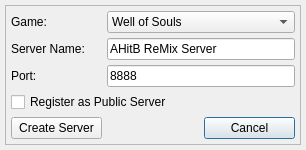
Qt form ui/createinstance.ui (StarixWoS/ReMix) before a commit.
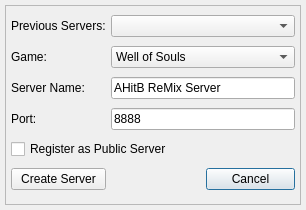
The same form after that commit.

Commit message: Change: All server settings are now accessed globally instead of server-based. Change: Automatically refresh the Settings Dialog with the currently selected server's Rules and Messages tabs. Change: Add the ability to re-load previous servers from file.

```diff
--- a/ui/createinstance.ui
+++ b/ui/createinstance.ui
@@ -7,7 +7,7 @@
     <x>0</x>
     <y>0</y>
     <width>306</width>
-    <height>148</height>
+    <height>210</height>
    </rect>
   </property>
   <property name="windowTitle">
@@ -53,7 +53,7 @@
       <property name="spacing">
        <number>5</number>
       </property>
-      <item row="1" column="0">
+      <item row="2" column="0">
        <widget class="QLabel" name="label_2">
         <property name="maximumSize">
          <size>
@@ -66,14 +66,47 @@
         </property>
        </widget>
       </item>
-      <item row="2" column="1" colspan="2">
+      <item row="3" column="1" colspan="2">
        <widget class="QLineEdit" name="portNumber">
         <property name="text">
          <string>8888</string>
         </property>
        </widget>
       </item>
-      <item row="0" column="1" colspan="2">
+      <item row="3" column="0">
+       <widget class="QLabel" name="label_3">
+        <property name="maximumSize">
+         <size>
+          <width>150</width>
+          <height>16777215</height>
+         </size>
+        </property>
+        <property name="text">
+         <string>Port:</string>
+        </property>
+       </widget>
+      </item>
+      <item row="4" column="0" colspan="3">
+       <widget class="QCheckBox" name="isPublic">
+        <property name="text">
+         <string>Register as Public Server</string>
+        </property>
+       </widget>
+      </item>
+      <item row="1" column="0">
+       <widget class="QLabel" name="label">
+        <property name="maximumSize">
+         <size>
+          <width>150</width>
+          <height>16777215</height>
+         </size>
+        </property>
+        <property name="text">
+         <string>Game:</string>
+        </property>
+       </widget>
+      </item>
+      <item row="1" column="1" colspan="2">
        <widget class="QComboBox" name="gameName">
         <item>
          <property name="text">
@@ -97,54 +130,21 @@
         </item>
        </widget>
       </item>
-      <item row="1" column="1" colspan="2">
+      <item row="2" column="1" colspan="2">
        <widget class="QLineEdit" name="serverName">
         <property name="text">
          <string>AHitB ReMix Server</string>
         </property>
        </widget>
       </item>
-      <item row="2" column="0">
-       <widget class="QLabel" name="label_3">
-        <property name="maximumSize">
-         <size>
-          <width>150</width>
-          <height>16777215</height>
-         </size>
-        </property>
-        <property name="text">
-         <string>Port:</string>
-        </property>
-       </widget>
-      </item>
-      <item row="0" column="0">
-       <widget class="QLabel" name="label">
-        <property name="maximumSize">
-         <size>
-          <width>150</width>
-          <height>16777215</height>
-         </size>
-        </property>
-        <property name="text">
-         <string>Game:</string>
-        </property>
-       </widget>
-      </item>
-      <item row="3" column="0" colspan="3">
-       <widget class="QCheckBox" name="isPublic">
-        <property name="text">
-         <string>Register as Public Server</string>
-        </property>
-       </widget>
-      </item>
-      <item row="4" column="2">
+      <item row="5" column="2">
        <widget class="QPushButton" name="close">
         <property name="text">
          <string>Cancel</string>
         </property>
        </widget>
       </item>
-      <item row="4" column="0">
+      <item row="5" column="0">
        <widget class="QPushButton" name="initializeServer">
         <property name="sizePolicy">
          <sizepolicy hsizetype="Minimum" vsizetype="Fixed">
@@ -157,6 +157,16 @@
         </property>
        </widget>
       </item>
+      <item row="0" column="1" colspan="2">
+       <widget class="QComboBox" name="oldServers"/>
+      </item>
+      <item row="0" column="0">
+       <widget class="QLabel" name="label_4">
+        <property name="text">
+         <string>Previous Servers:</string>
+        </property>
+       </widget>
+      </item>
      </layout>
     </widget>
    </item>
```
The commit also changes 22 other files.
